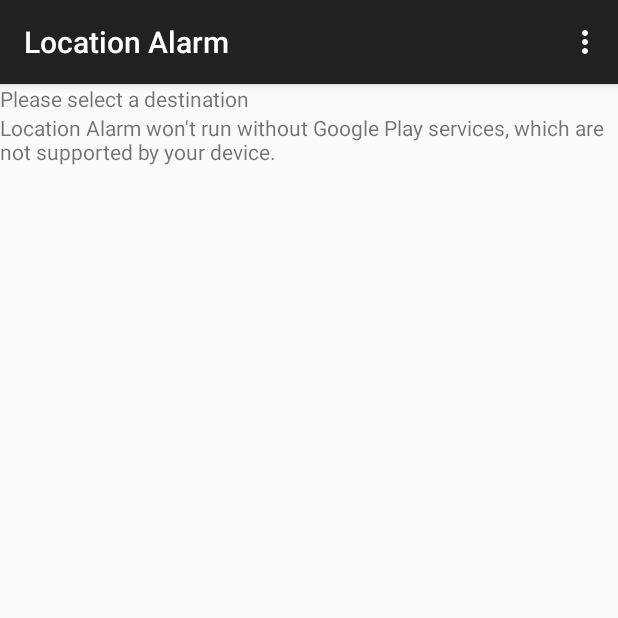
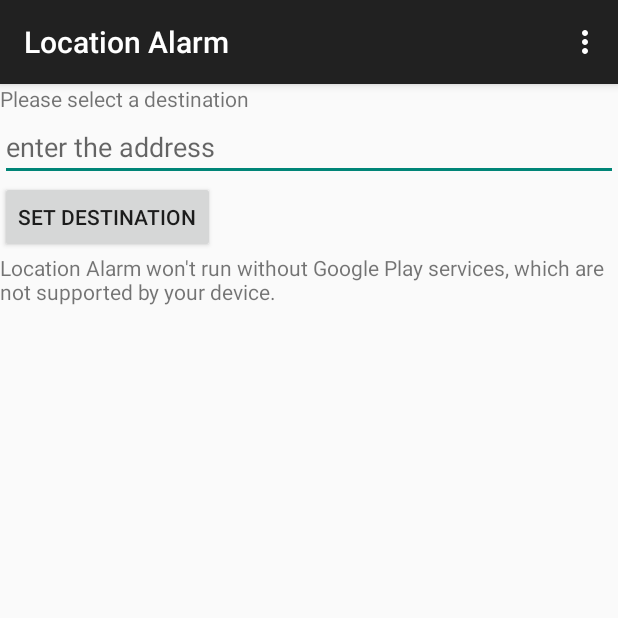
Before and after one commit to TimothySanchirico/LocationAlarm, an Android app: the MainActivity screen opened directly, with no data from a screen before it, on a phone screen of 412 x 824 dp, the top half of it. Run offline under Robolectric (Android 15) with nearby library versions, the light colour scheme and no system bars; 1 statement that could not run was skipped.

Commit message:
address functionality added

```diff
--- a/app/src/main/res/layout/map_activity.xml
+++ b/app/src/main/res/layout/map_activity.xml
@@ -10,6 +10,15 @@
     android:text="Please select a destination"
     android:gravity="center"
     />
+    <EditText
+        android:layout_width="match_parent"
+        android:layout_height="wrap_content"
+        android:hint ="enter the address"
+        android:id="@+id/address"/>
+    <Button android:id="@+id/submitAdd"
+        android:layout_height="wrap_content"
+        android:layout_width="wrap_content"
+        android:text="Set Destination" />
 
 <fragment
     android:name="com.google.android.gms.maps.MapFragment"
```
Also changed, not shown: app/src/main/java/com/example/timothy/locationalarm/MainActivity.java (+70 -4 lines), app/src/main/java/com/example/timothy/locationalarm/MapActivity.java (deleted, +0 -35 lines).
